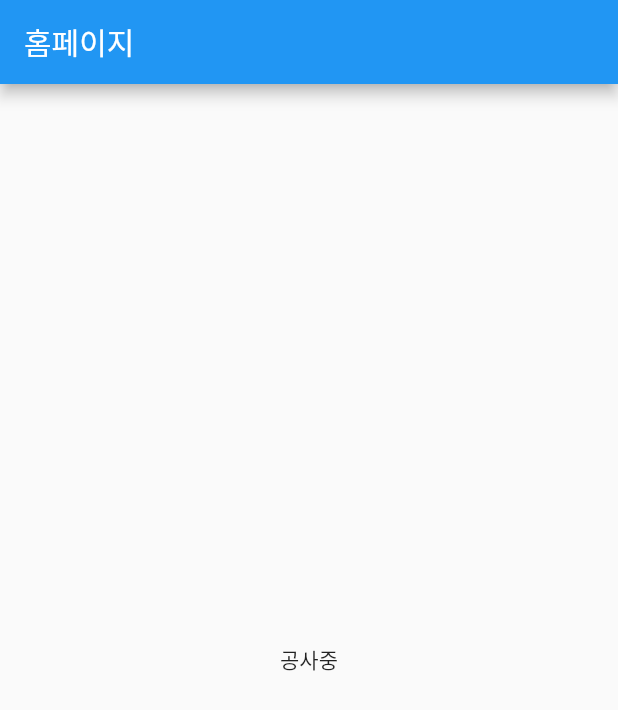
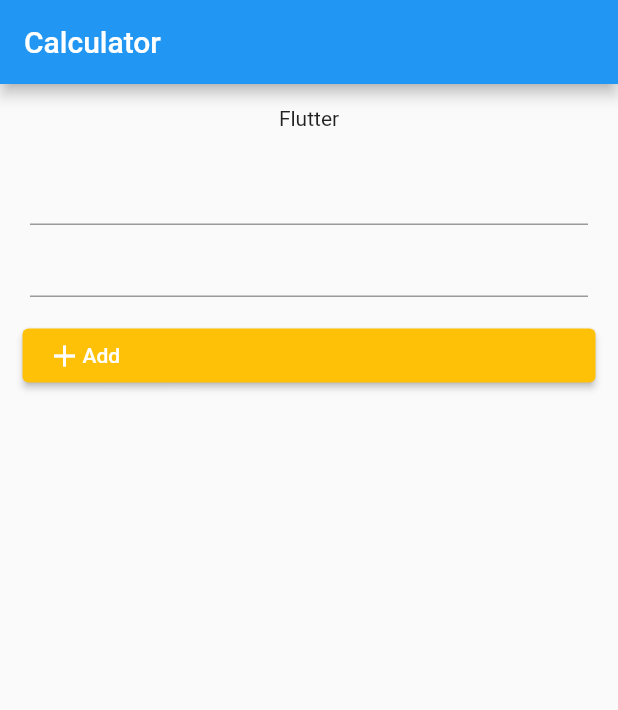
Before and after one commit to HarryJhin/device_wiki_app, a Flutter app: the screen it shows after launch, on a phone screen of 412 x 824 dp. Shown: the top 710 px of the screen. Run offline on Flutter 3.47's test engine with Material 2 defaults, Android fonts, the light colour scheme and no system bars.

Commit message:
계산기 위젯

```diff
--- a/lib/main.dart
+++ b/lib/main.dart
@@ -1,48 +1,75 @@
 import 'package:flutter/material.dart';
 
-void main() {
-  runApp(const MyApp());
-}
+void main() => runApp(MyApp());
 
 class MyApp extends StatelessWidget {
-  const MyApp({Key? key}) : super(key: key);
-
   @override
   Widget build(BuildContext context) {
     return MaterialApp(
-      title: '장치위키',
+      title: 'Calculator',
       theme: ThemeData(
         primarySwatch: Colors.blue,
       ),
-      home: const MyHomePage(title: '홈페이지'),
+      home: CalculatorPage(),
     );
   }
 }
 
-class MyHomePage extends StatefulWidget {
-  const MyHomePage({Key? key, required this.title}) : super(key: key);
-
-  final String title;
-
+class CalculatorPage extends StatefulWidget {
   @override
-  State<MyHomePage> createState() => _MyHomePageState();
+  _CalculatorPageState createState() => _CalculatorPageState();
 }
 
-class _MyHomePageState extends State<MyHomePage> {
+class _CalculatorPageState extends State<CalculatorPage> {
+  var sum = '';
+  TextEditingController value1 = TextEditingController();
+  TextEditingController value2 = TextEditingController();
+
   @override
   Widget build(BuildContext context) {
     return Scaffold(
       appBar: AppBar(
-        title: Text(widget.title),
+        title: Text('Calculator'),
       ),
-      body: Center(
-        child: Column(
-          mainAxisAlignment: MainAxisAlignment.center,
-          children: const <Widget>[
-            Text(
-              '공사중',
-            ),
-          ],
+      body: Container(
+        child: Center(
+          child: Column(
+            children: <Widget>[
+              Padding(
+                padding: EdgeInsets.all(15),
+                child: Text('Flutter'),
+              ),
+              Padding(
+                padding: const EdgeInsets.only(left: 20, right: 20),
+                child: TextField(
+                  keyboardType: TextInputType.number,
+                  controller: value1,
+                ),
+              ),
+              Padding(
+                padding: const EdgeInsets.only(left: 20, right: 20),
+                child: TextField(
+                  keyboardType: TextInputType.number,
+                  controller: value2,
+                ),
+              ),
+              Padding(
+                padding: const EdgeInsets.all(15),
+                child: ElevatedButton(
+                  onPressed: () {},
+                  child: Row(
+                    children: <Widget>[
+                      Icon(Icons.add),
+                      Text('Add'),
+                    ],
+                  ),
+                  style: ButtonStyle(
+                    backgroundColor: MaterialStateProperty.all(Colors.amber),
+                  ),
+                ),
+              ),
+            ],
+          ),
         ),
       ),
     );
```
